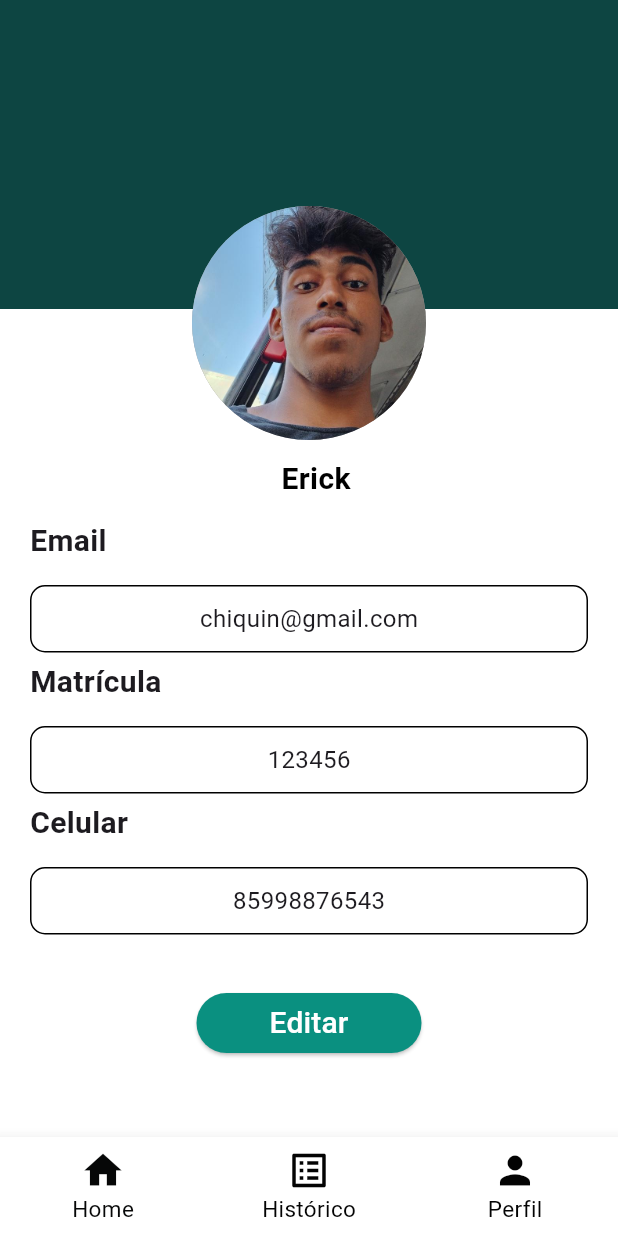
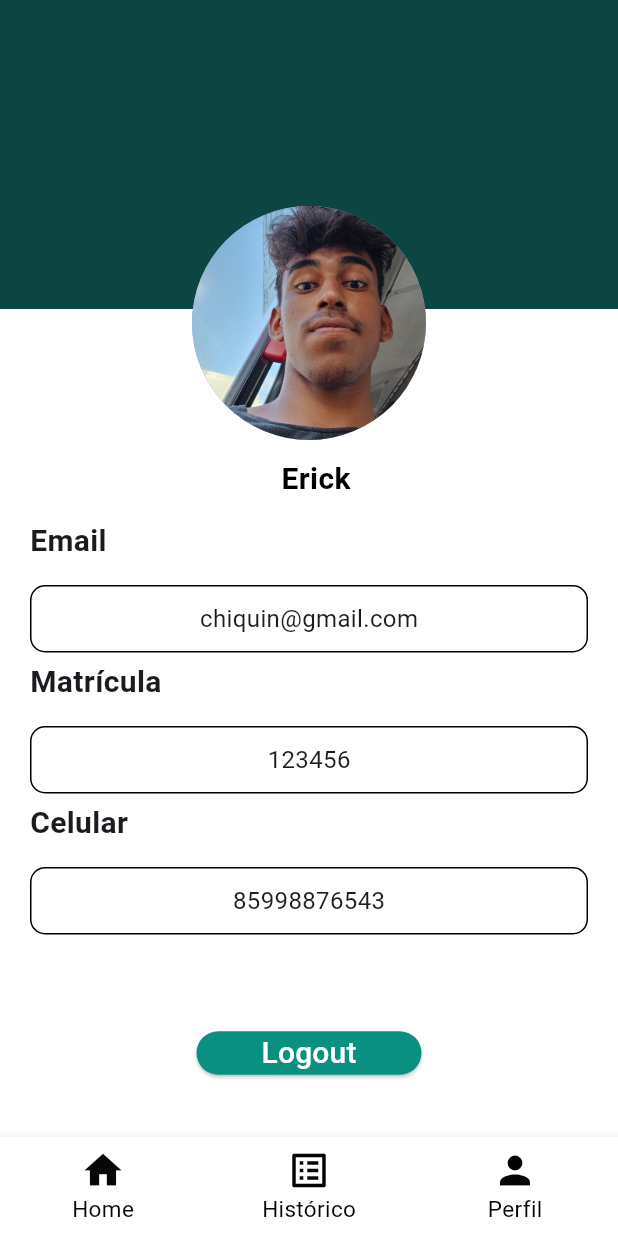
Before and after one commit to Xpert-Xperience/mais_saude_application, a Flutter app: the Perfil screen opened directly, on a phone screen of 412 x 824 dp. Run offline on Flutter 3.47's test engine with Material 3 defaults, Android fonts, the phone set to English and light mode, and no system bars; our stand-ins replace firebase_auth, firebase_core, table_calendar; accounts and stored records are empty.

Commit message:
iniciado implementacao de metodo de logout

```diff
--- a/lib/view/perfil/perfil.dart
+++ b/lib/view/perfil/perfil.dart
@@ -1,4 +1,5 @@
 import 'package:flutter/material.dart';
+import 'package:mais_saude/controller/login/login_controller.dart';
 import 'package:mais_saude/view/principal/principal_view.dart';
 import 'package:mais_saude/view/historico/historico_view.dart';
 
@@ -12,6 +13,8 @@ class Perfil extends StatefulWidget {
 class _PerfilState extends State<Perfil> {
   double displayHeight() => MediaQuery.of(context).size.height;
   double displayWidth() => MediaQuery.of(context).size.width;
+
+  final LoginController _controller = LoginController();
 
   @override
   Widget build(BuildContext context) {
@@ -37,23 +40,11 @@ class _PerfilState extends State<Perfil> {
                         _buildTextField("Email", "chiquin@gmail.com"),
                         _buildTextField("Matrícula", "123456"),
                         _buildTextField("Celular", "85998876543"),
-                        const SizedBox(height: 30),
-                        Center(
-                          child: ElevatedButton(
-                            style: ElevatedButton.styleFrom(
-                              backgroundColor:const Color(0xFF0A9080),
-                              minimumSize: const Size(150, 40),
-                            ),
-                            onPressed: () {
-                              // Adicione aqui a lógica para a ação do botão "Editar"
-                            },
-                            child: const Text(
-                              'Editar',
-                              style:
-                                TextStyle(fontSize: 20, color: Colors.white),
-                            ),
-                          ),
+                        const SizedBox(
+                          height: 50,
                         ),
+                        // _editBtn(context),
+                        _logoutBtn(context),
                       ],
                     ),
                   ),
@@ -91,7 +82,6 @@ class _PerfilState extends State<Perfil> {
               ),
             ),
           ),
-
         ],
       ),
       bottomNavigationBar: BottomNavigationBar(
@@ -107,17 +97,14 @@ class _PerfilState extends State<Perfil> {
           BottomNavigationBarItem(
             icon: Icon(Icons.home),
             label: 'Home',
-
           ),
           BottomNavigationBarItem(
             icon: Icon(Icons.list_alt),
             label: 'Histórico',
-
           ),
           BottomNavigationBarItem(
             icon: Icon(Icons.person),
             label: 'Perfil',
-
           ),
         ],
         onTap: (index) {
@@ -170,4 +157,38 @@ class _PerfilState extends State<Perfil> {
       ],
     );
   }
+
+  Widget _editBtn(BuildContext context) {
+    return Center(
+      child: ElevatedButton(
+        style: ElevatedButton.styleFrom(
+          backgroundColor: const Color(0xFF0A9080),
+          minimumSize: const Size(150, 20),
+        ),
+        onPressed: () {},
+        child: const Text(
+          'Editar',
+          style: TextStyle(fontSize: 20, color: Colors.white),
+        ),
+      ),
+    );
+  }
+
+  Widget _logoutBtn(BuildContext context) {
+    return Center(
+      child: ElevatedButton(
+        style: ElevatedButton.styleFrom(
+          backgroundColor: const Color(0xFF0A9080),
+          minimumSize: const Size(150, 20),
+        ),
+        onPressed: () {
+          _controller.userLogout(context);
+        },
+        child: const Text(
+          'Logout',
+          style: TextStyle(fontSize: 20, color: Colors.white),
+        ),
+      ),
+    );
+  }
 }
```
Also changed, not shown: lib/controller/login/login_controller.dart (+16 -7 lines), pubspec.lock.
